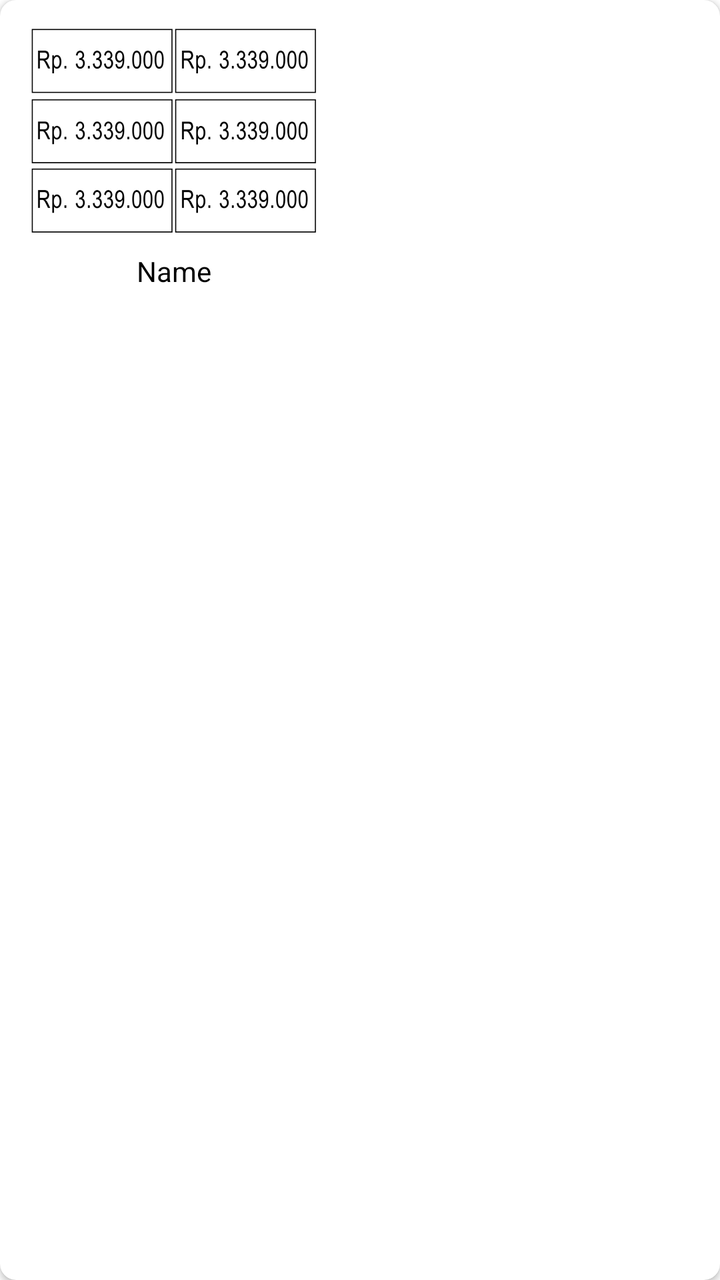
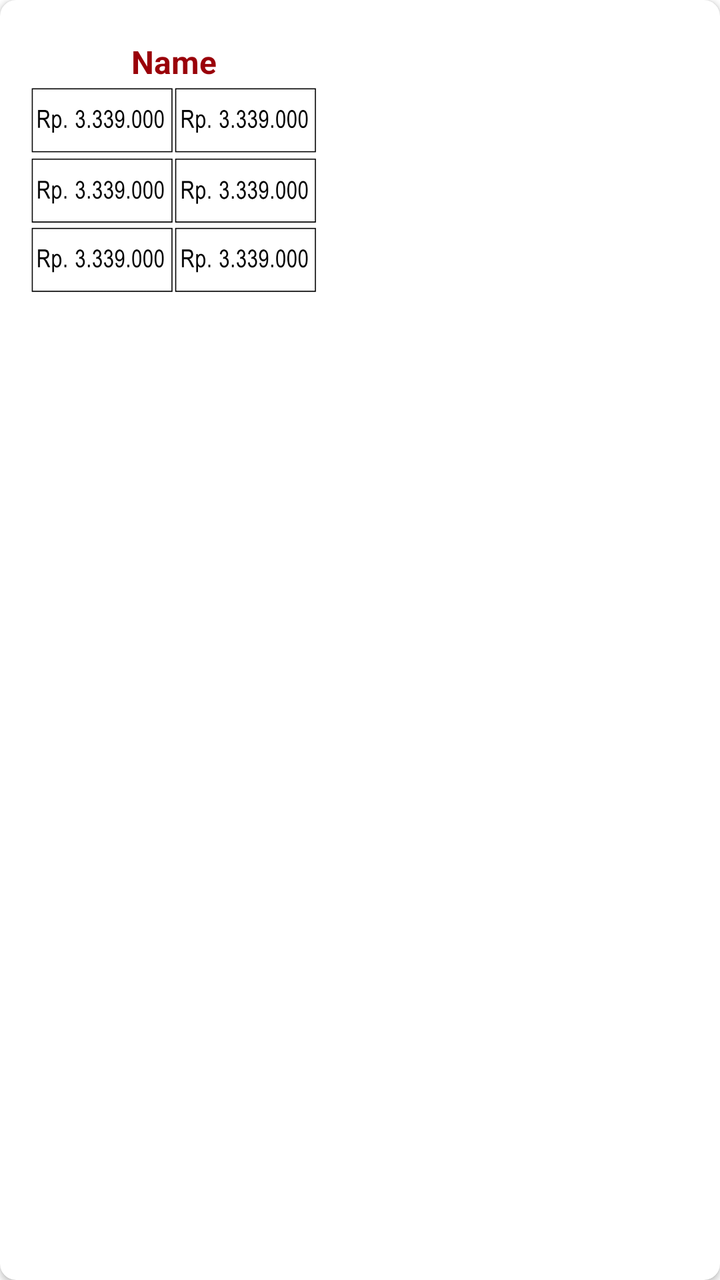

The first picture is an Android layout as it rendered before a commit; the second is the same layout after the commit. The layout source and the unified diff follow.
<!-- AndroidManifest.xml: application theme Theme.MAPZebraPrinter -->
<!-- res/layout/item_template.xml -->
<?xml version="1.0" encoding="utf-8"?>
<androidx.cardview.widget.CardView xmlns:android="http://schemas.android.com/apk/res/android"
    xmlns:app="http://schemas.android.com/apk/res-auto"
    android:layout_width="wrap_content"
    android:layout_height="wrap_content"
    android:layout_margin="4dp"
    android:elevation="8dp"
    app:cardCornerRadius="8dp">

    <androidx.constraintlayout.widget.ConstraintLayout
        android:layout_width="wrap_content"
        android:layout_height="wrap_content"
        android:padding="12dp">

        <ImageView
            android:id="@+id/iv_template"
            android:layout_width="150dp"
            android:layout_height="wrap_content"
            android:adjustViewBounds="true"
            android:contentDescription="@string/template"
            android:scaleType="fitXY"
            android:src="@drawable/price_regular"
            app:layout_constraintEnd_toEndOf="parent"
            app:layout_constraintStart_toStartOf="parent"
            app:layout_constraintTop_toTopOf="parent" />

        <TextView
            android:id="@+id/tv_name"
            android:layout_width="wrap_content"
            android:layout_height="wrap_content"
            android:layout_margin="8dp"
            android:text="@string/name"
            android:textColor="@color/black"
            android:textSize="14sp"
            app:layout_constraintEnd_toEndOf="@+id/iv_template"
            app:layout_constraintStart_toStartOf="@id/iv_template"
            app:layout_constraintTop_toBottomOf="@id/iv_template" />

    </androidx.constraintlayout.widget.ConstraintLayout>

</androidx.cardview.widget.CardView>
<!-- resources referenced by this layout -->
<resources>
  <color name="black">#FF000000</color>
  <!-- drawable price_regular: png bitmap (drawable, 117483 bytes) -->
  <string name="name">Name</string>
  <string name="template">Template</string>
  <style name="Theme.MAPZebraPrinter" parent="Theme.MaterialComponents.DayNight.DarkActionBar">
          
          <item name="colorPrimary">@color/primary_color</item>
          <item name="colorPrimaryVariant">@color/purple_700</item>
          <item name="colorOnPrimary">@color/white</item>
          
          <item name="colorSecondary">@color/teal_200</item>
          <item name="colorSecondaryVariant">@color/teal_700</item>
          <item name="colorOnSecondary">@color/black</item>
          
          <item name="android:statusBarColor">?attr/colorPrimaryVariant</item>
          
      </style>
  <color name="primary_color">#9A0009</color>
  <color name="purple_700">#FF3700B3</color>
  <color name="white">#FFFFFFFF</color>
  <color name="teal_200">#FF03DAC5</color>
  <color name="teal_700">#FF018786</color>
</resources>

<!-- the commit's change to res/layout/item_template.xml (unified diff, before → after) -->
@@ -12,6 +12,19 @@
         android:layout_height="wrap_content"
         android:padding="12dp">
 
+        <TextView
+            android:id="@+id/tv_name"
+            android:layout_width="wrap_content"
+            android:layout_height="wrap_content"
+            android:layout_margin="8dp"
+            android:text="@string/name"
+            android:textColor="@color/primary_color"
+            android:textSize="16sp"
+            android:textStyle="bold"
+            app:layout_constraintEnd_toEndOf="@+id/iv_template"
+            app:layout_constraintStart_toStartOf="@+id/iv_template"
+            app:layout_constraintTop_toTopOf="parent" />
+
         <ImageView
             android:id="@+id/iv_template"
             android:layout_width="150dp"
@@ -22,19 +35,8 @@
             android:src="@drawable/price_regular"
             app:layout_constraintEnd_toEndOf="parent"
             app:layout_constraintStart_toStartOf="parent"
-            app:layout_constraintTop_toTopOf="parent" />
+            app:layout_constraintTop_toBottomOf="@id/tv_name" />
 
-        <TextView
-            android:id="@+id/tv_name"
-            android:layout_width="wrap_content"
-            android:layout_height="wrap_content"
-            android:layout_margin="8dp"
-            android:text="@string/name"
-            android:textColor="@color/black"
-            android:textSize="14sp"
-            app:layout_constraintEnd_toEndOf="@+id/iv_template"
-            app:layout_constraintStart_toStartOf="@id/iv_template"
-            app:layout_constraintTop_toBottomOf="@id/iv_template" />
 
     </androidx.constraintlayout.widget.ConstraintLayout>
 
